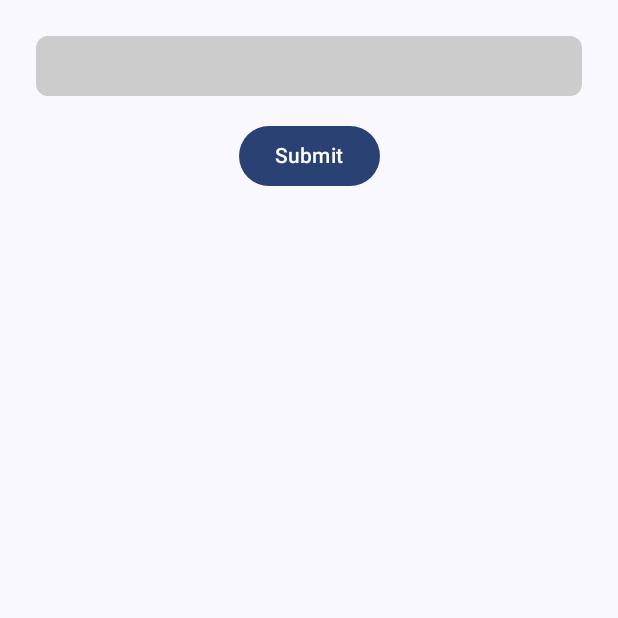
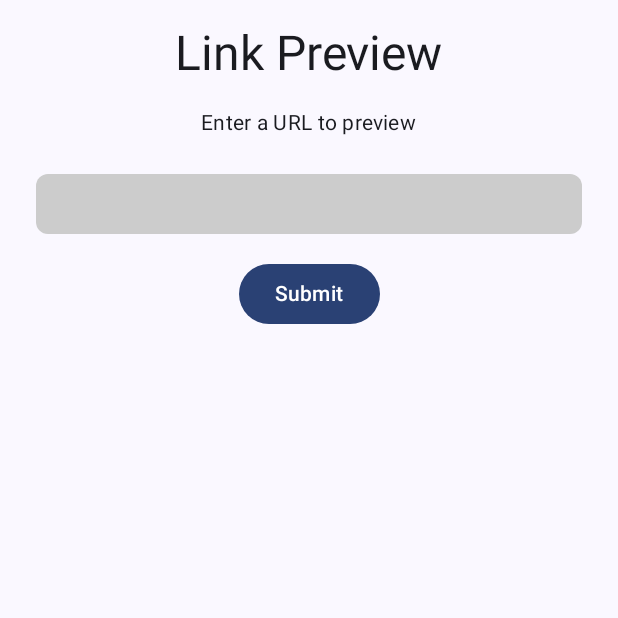
Before and after one commit to vishalkumarsinghvi/Android-Link-Preview, an Android app built with Jetpack Compose: the screen it shows after launch (MainActivity), on a phone screen of 412 x 824 dp, the top half of it. Run offline under Robolectric (Android 15) with nearby library versions, the phone set to English and light mode, and no system bars; our stand-ins replace Shimmer; libraries missing offline, so code that uses them is left out: com.bumptech.glide, com.google.accompanist.placeholder.

Commit message:
Added preview title and enter preview desc

```diff
--- a/app/src/main/java/com/jaincomapny/android_link_preview/MainActivity.kt
+++ b/app/src/main/java/com/jaincomapny/android_link_preview/MainActivity.kt
@@ -75,6 +75,16 @@ fun LinkPreviewScreen(modifier: Modifier = Modifier, viewModel: LinkPreviewViewM
         verticalArrangement = Arrangement.Top,
         horizontalAlignment = Alignment.CenterHorizontally
     ) {
+        Text(
+            text = "Link Preview",
+            style = MaterialTheme.typography.headlineLarge,
+            modifier = Modifier.padding(bottom = 16.dp)
+        )
+        Text(
+            text = "Enter a URL to preview",
+            style = MaterialTheme.typography.bodyMedium,
+            modifier = Modifier.padding(bottom = 16.dp)
+        )
         BasicTextField(
             value = url,
             onValueChange = { url = it },
```
